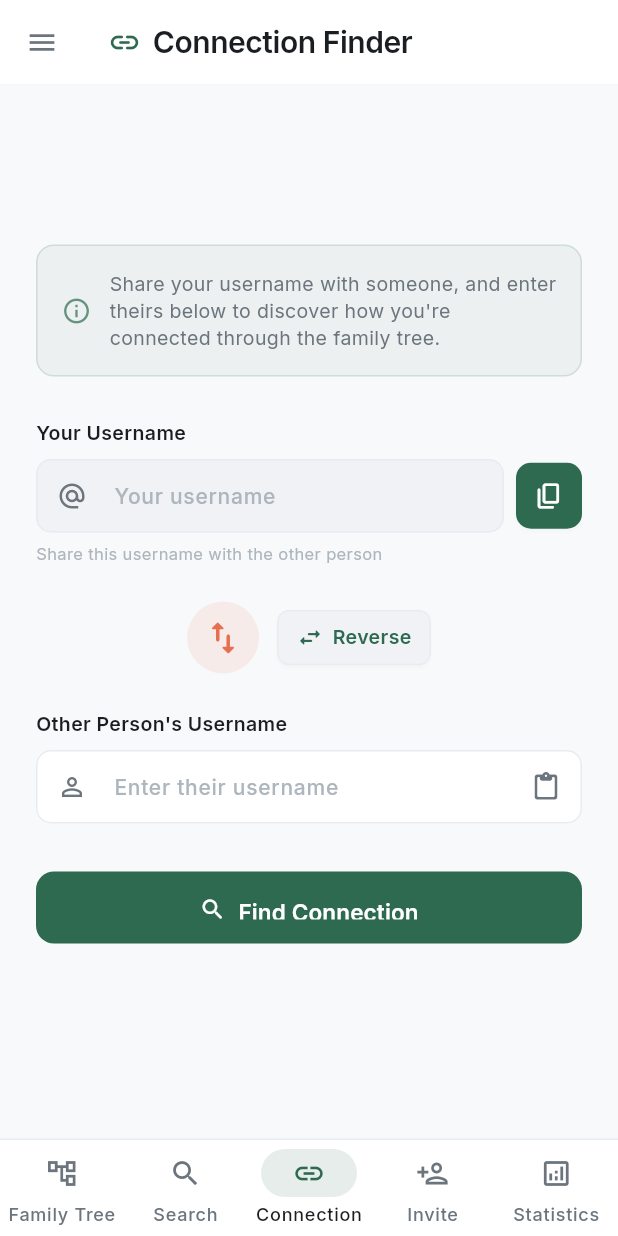
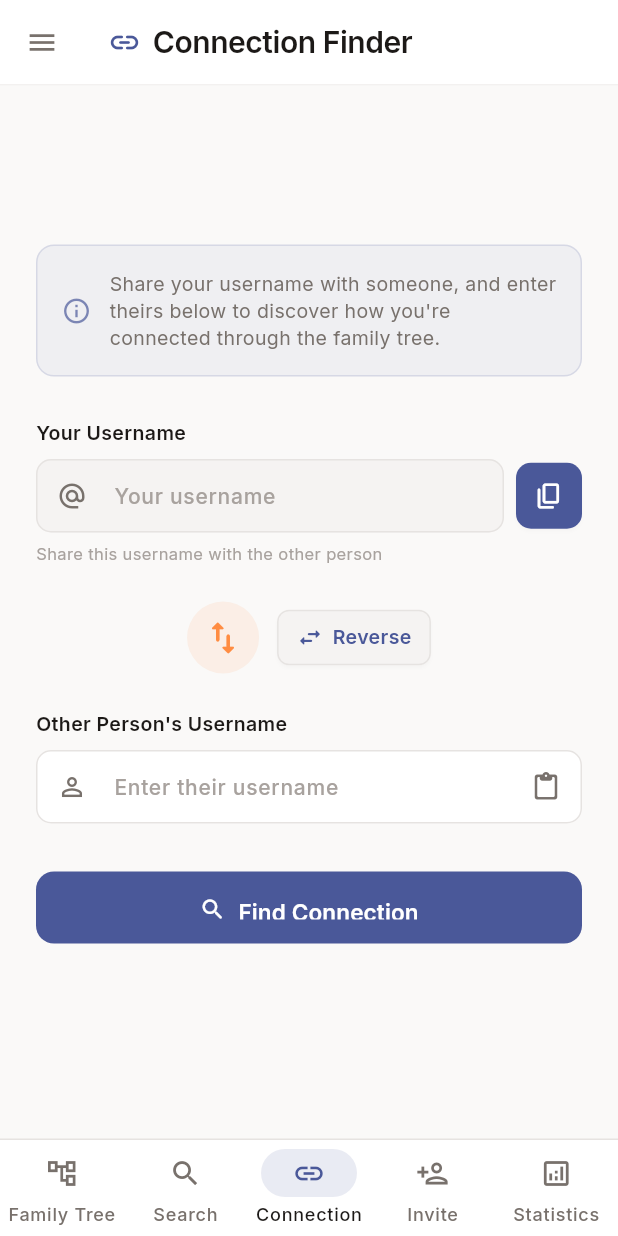
Before and after one commit to ManiKumar007/FamilyTree, a Flutter app: the ConnectionFinderScreen screen opened by its route, on a phone screen of 412 x 824 dp. Run offline on Flutter 3.47's test engine with Material 3 defaults, Android fonts, the phone set to English and light mode, and no system bars; our stand-ins replace cached_network_image, fl_chart, flutter_dotenv, flutter_riverpod, flutter_staggered_animations, go_router and 7 more; accounts and stored records are empty; network calls fail.

Commit message:
feat: Update color theme from green to indigo/rose gold palette
- Changed primary color from Sage Green (#2D6A4F) to Royal Indigo (#4A5899)

- Updated secondary color to Dusty Rose (#B87E85)

- Set accent color to Warm Amber (#FF8C42)

- Refreshed all gradients to match new sophisticated color scheme

- Added comprehensive color theme documentation

```diff
--- a/app/lib/config/theme.dart
+++ b/app/lib/config/theme.dart
@@ -4,20 +4,20 @@ import 'package:google_fonts/google_fonts.dart';
 
 // ==================== COLOR PALETTE ====================
 
-/// Primary brand colors - sophisticated muted green family
-const Color kPrimaryColor = Color(0xFF2D6A4F);        // Deep Sage Green
-const Color kPrimaryLight = Color(0xFF52B788);        // Fresh Mint
-const Color kPrimaryDark = Color(0xFF1B4332);         // Deep Forest
+/// Primary brand colors - Deep Indigo (Premium Heritage)
+const Color kPrimaryColor = Color(0xFF4A5899);        // Royal Indigo
+const Color kPrimaryLight = Color(0xFF7B86C8);        // Soft Periwinkle
+const Color kPrimaryDark = Color(0xFF2D3561);         // Midnight Indigo
 
-/// Secondary colors - warm slate
-const Color kSecondaryColor = Color(0xFF3D5A80);      // Slate Blue
-const Color kSecondaryLight = Color(0xFF98C1D9);      // Light Slate Blue
-const Color kSecondaryDark = Color(0xFF293241);       // Dark Navy
+/// Secondary colors - Rose Gold & Copper
+const Color kSecondaryColor = Color(0xFFB87E85);      // Dusty Rose
+const Color kSecondaryLight = Color(0xFFE5B5BA);      // Pale Blush
+const Color kSecondaryDark = Color(0xFF8A5A5F);       // Deep Mauve
 
-/// Accent colors for highlights and CTAs
-const Color kAccentColor = Color(0xFFE76F51);         // Warm Coral
-const Color kAccentLight = Color(0xFFF4A261);         // Sandy Gold
-const Color kAccentDark = Color(0xFFD4440F);          // Deep Coral
+/// Accent colors - Vibrant Amber & Teal
+const Color kAccentColor = Color(0xFFFF8C42);         // Warm Amber
+const Color kAccentLight = Color(0xFFFFB976);         // Golden Peach
+const Color kAccentDark = Color(0xFFE66A1E);          // Deep Orange
 
 /// Gender-based colors (softer, more modern)
 const Color kMaleColor = Color(0xFF5B9BD5);           // Soft Blue
@@ -27,14 +27,14 @@ const Color kFemaleColorLight = Color(0xFFFCE4EC);    // Pale Rose
 const Color kOtherColor = Color(0xFF9575CD);          // Soft Violet
 const Color kOtherColorLight = Color(0xFFEDE7F6);     // Pale Violet
 
-/// Neutral colors - warmer tones
-const Color kBackgroundColor = Color(0xFFF8F9FA);     // Warm Off-White
-const Color kSurfaceColor = Color(0xFFFFFFFF);        // White
-const Color kSurfaceSecondary = Color(0xFFF0F2F5);   // Secondary Surface
-const Color kDividerColor = Color(0xFFE8ECF0);        // Soft Divider
-const Color kTextPrimary = Color(0xFF1A1D21);         // Near Black
-const Color kTextSecondary = Color(0xFF6C757D);       // Warm Gray
-const Color kTextDisabled = Color(0xFFADB5BD);        // Muted Gray
+/// Neutral colors - Rich sophisticated tones
+const Color kBackgroundColor = Color(0xFFFAF9F8);     // Creamy White
+const Color kSurfaceColor = Color(0xFFFFFFFF);        // Pure White
+const Color kSurfaceSecondary = Color(0xFFF5F3F2);   // Warm Linen
+const Color kDividerColor = Color(0xFFE6E3E1);        // Soft Taupe
+const Color kTextPrimary = Color(0xFF1C1917);         // Rich Black
+const Color kTextSecondary = Color(0xFF78716C);       // Warm Stone
+const Color kTextDisabled = Color(0xFFA8A29E);        // Light Stone
 
 /// Status colors (refined)
 const Color kSuccessColor = Color(0xFF40C057);        // Fresh Green
@@ -49,10 +49,10 @@ const Color kRelationshipSpouse = Color(0xFFE8549A);  // Deep Rose
 const Color kRelationshipSibling = Color(0xFF5C7CFA); // Periwinkle
 
 /// Sidebar colors
-const Color kSidebarBg = Color(0xFF1B4332);           // Deep Forest (sidebar bg)
-const Color kSidebarBgLight = Color(0xFF2D6A4F);      // Sage (sidebar hover)
-const Color kSidebarText = Color(0xFFE8F5E9);         // Pale Green Text
-const Color kSidebarActive = Color(0xFF52B788);       // Active indicator
+const Color kSidebarBg = Color(0xFF2D3561);           // Midnight Indigo (sidebar bg)
+const Color kSidebarBgLight = Color(0xFF4A5899);      // Royal Indigo (sidebar hover)
+const Color kSidebarText = Color(0xFFE8E7F3);         // Pale Lavender Text
+const Color kSidebarActive = Color(0xFF7B86C8);       // Active Periwinkle
 
 // ==================== SPACING & SIZING ====================
 
@@ -103,11 +103,11 @@ class AppSizing {
 // ==================== GRADIENTS ====================
 
 class AppGradients {
-  /// Sidebar gradient — deep forest to sage green
+  /// Sidebar gradient — midnight to royal indigo
   static const LinearGradient sidebar = LinearGradient(
     begin: Alignment.topLeft,
     end: Alignment.bottomRight,
-    colors: [kSidebarBg, Color(0xFF264E3C)],
+    colors: [kSidebarBg, Color(0xFF3A4478)],
   );
 
   /// Header accent gradient
@@ -117,25 +117,25 @@ class AppGradients {
     colors: [kPrimaryDark, kPrimaryColor],
   );
 
-  /// Primary button gradient
+  /// Primary button gradient - Indigo to Periwinkle
   static const LinearGradient primaryButton = LinearGradient(
     begin: Alignment.topLeft,
     end: Alignment.bottomRight,
-    colors: [kPrimaryColor, Color(0xFF3A7D5C)],
+    colors: [kPrimaryColor, Color(0xFF6875B0)],
   );
 
-  /// Card header gradient (subtle)
+  /// Card header gradient (subtle lavender)
   static const LinearGradient cardHeader = LinearGradient(
     begin: Alignment.topCenter,
     end: Alignment.bottomCenter,
-    colors: [Color(0xFFF0F7F4), Color(0xFFFFFFFF)],
+    colors: [Color(0xFFF8F7FC), Color(0xFFFFFFFF)],
   );
 
-  /// Hero section gradient for landing
+  /// Hero section gradient for landing - Deep indigo to rose
   static const LinearGradient hero = LinearGradient(
     begin: Alignment.topLeft,
     end: Alignment.bottomRight,
-    colors: [Color(0xFF0D2818), kPrimaryDark, kPrimaryColor, Color(0xFF40916C)],
+    colors: [Color(0xFF1A1F3D), kPrimaryDark, kPrimaryColor, Color(0xFF7B86C8)],
     stops: [0.0, 0.3, 0.7, 1.0],
   );
 
@@ -143,22 +143,22 @@ class AppGradients {
   static const LinearGradient heroRich = LinearGradient(
     begin: Alignment.topCenter,
     end: Alignment.bottomCenter,
-    colors: [Color(0xFF0A1F13), Color(0xFF1B4332), Color(0xFF2D6A4F), Color(0xFF40916C)],
+    colors: [Color(0xFF151A2E), Color(0xFF2D3561), Color(0xFF4A5899), Color(0xFF7B86C8)],
     stops: [0.0, 0.35, 0.65, 1.0],
   );
 
-  /// Sunset warm gradient for CTA sections
+  /// Sunset warm gradient for CTA sections - Indigo to amber
   static const LinearGradient ctaGradient = LinearGradient(
     begin: Alignment.topLeft,
     end: Alignment.bottomRight,
-    colors: [Color(0xFF1B4332), Color(0xFF2D6A4F), Color(0xFF52B788)],
+    colors: [Color(0xFF2D3561), Color(0xFF4A5899), Color(0xFFFF8C42)],
   );
 
-  /// Features section subtle gradient
+  /// Features section subtle gradient - Lavender to blush
   static const LinearGradient featuresBg = LinearGradient(
     begin: Alignment.topCenter,
     end: Alignment.bottomCenter,
-    colors: [Color(0xFFF0F7F4), Color(0xFFE8F5E9), Color(0xFFF8F9FA)],
+    colors: [Color(0xFFF8F7FC), Color(0xFFFAF5F6), Color(0xFFFAF9F8)],
   );
 
   /// Glass overlay gradient
@@ -168,7 +168,7 @@ class AppGradients {
     colors: [Color(0x30FFFFFF), Color(0x10FFFFFF)],
   );
 
-  /// Warm accent gradient (for CTAs)
+  /// Warm accent gradient (amber to peach)
   static const LinearGradient warmAccent = LinearGradient(
     begin: Alignment.topLeft,
     end: Alignment.bottomRight,
```
Also changed, not shown: 1 other file.
